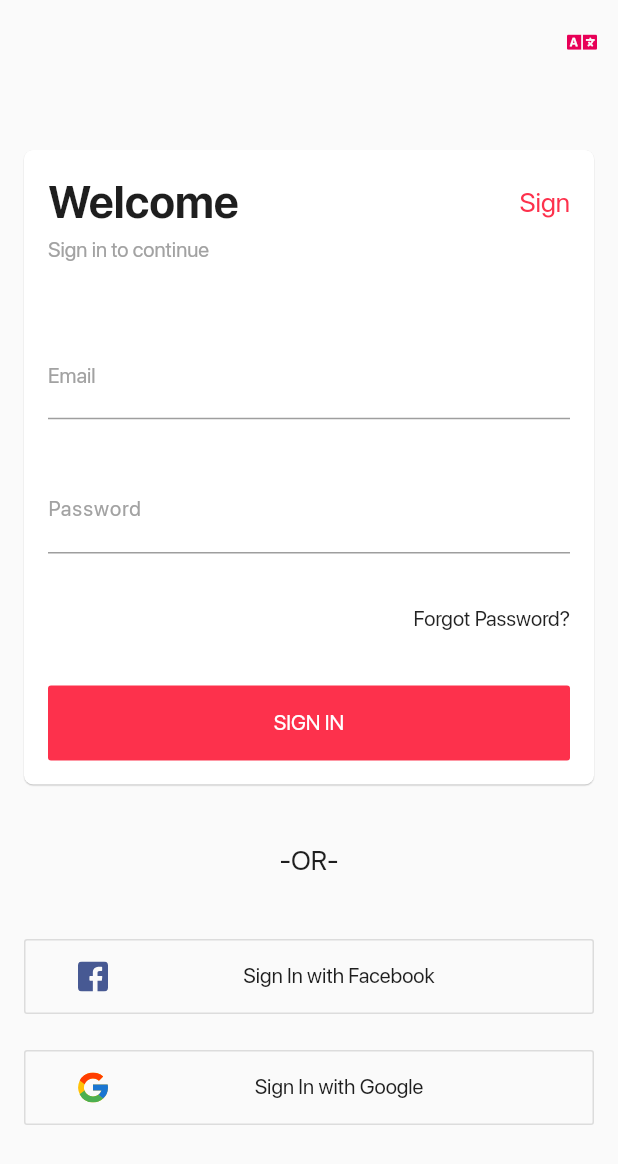
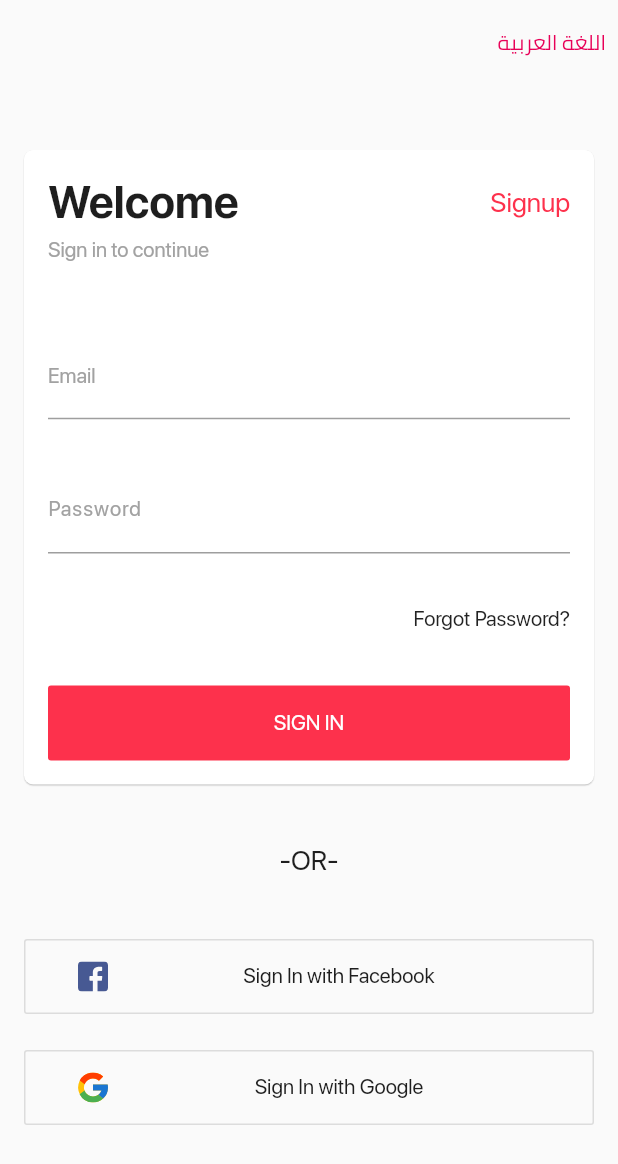
Before and after one commit to bashar963/e_commerce_alwalla, a Flutter app: the screen it shows after launch, on a phone screen of 412 x 824 dp. Shown: the top 1164 px of the screen. Run offline on Flutter 3.47's test engine with Material 2 defaults, Android fonts, the phone set to English and light mode, and no system bars; our stand-ins replace auto_size_text, cached_network_image, carousel_pro, chopper, flutter_svg, flutter_xlider and 4 more; missing offline and left inert: slide_item; accounts and stored records are empty; generated files the repository leaves out were written again; network calls fail; project files that could hold a hidden picture were left out.

```diff
--- a/lib/l10n/intl_ar.arb
+++ b/lib/l10n/intl_ar.arb
@@ -1,5 +1,6 @@
 {
   "@@locale": "ar",
+  "go_lang": "English",
   "welcome": "اهلا",
   "sign_in_to_continue": "قم بتسجيل الدخول",
   "email": "البريد الإلكتروني",
@@ -11,6 +12,8 @@
   "sign_in_facebook": "تسجيل الدخول بـ Facebook",
   "sign_in_google": "تسجيل الدخول بـ Google",
   "or": "-او-",
+  "re_password": "تأكيد كلمة السر",
+  "password_not_same": "كلمة السر غير متطابقة",
   "explore": "تصفح",
   "cart": "السلة",
   "account": "حسابي",
--- a/lib/l10n/intl_en.arb
+++ b/lib/l10n/intl_en.arb
@@ -1,6 +1,6 @@
 {
   "@@locale": "en",
-
+  "go_lang": "اللغة العربية",
   "welcome": "Welcome",
   "sign_in_to_continue": "Sign in to continue",
   "email": "Email",
@@ -8,7 +8,9 @@
   "name": "Name",
   "forgot_password": "Forgot Password?",
   "sign_in": "SIGN IN",
-  "sign_up": "Sign",
+  "sign_up": "Signup",
+  "re_password": "Confirm Password",
+  "password_not_same": "passwords are not same",
   "sign_in_facebook": "Sign In with Facebook",
   "sign_in_google": "Sign In with Google",
   "or": "-OR-",
--- a/lib/main.dart
+++ b/lib/main.dart
@@ -62,7 +62,7 @@ class _MyAppState extends State<MyApp> {
             supportedLocales: AppLocalizationDelegate().supportedLocales,
             locale: Get.deviceLocale,
             debugShowCheckedModeBanner: false,
-            theme: appTheme,
+            theme: AppPreference.appLanguage == 'en' ? appTheme : appThemeAr,
             home: SplashScreen(),
           );
         },
--- a/lib/screen/login/login_screen.dart
+++ b/lib/screen/login/login_screen.dart
@@ -30,12 +30,7 @@ class _LoginScreenState extends State<LoginScreen> {
         elevation: 0,
         brightness: Brightness.light,
         actions: [
-          IconButton(
-              icon: FaIcon(
-                FontAwesomeIcons.language,
-                color: Theme.of(context).accentColor,
-                size: 16,
-              ),
+          TextButton(
             onPressed: () {
               if (AppPreference.appLanguage == 'en') {
                 Provider.of<AppLanguage>(context, listen: false)
@@ -48,7 +43,13 @@ class _LoginScreenState extends State<LoginScreen> {
                 AppPreference.appLanguage = 'en';
                 Get.locale = Locale('en');
               }
-              })
+            },
+            child: Text(
+              S.of(context).go_lang,
+              style: TextStyle(
+                  fontFamily: 'Cairo', color: Theme.of(context).accentColor),
+            ),
+          )
         ],
       ),
       body: Stack(
@@ -177,6 +178,7 @@ class _LoginScreenState extends State<LoginScreen> {
                       decoration: InputDecoration(
                         labelText: S.of(context).password,
                         errorText: _passwordError,
+                        errorMaxLines: 2,
                         labelStyle: subTextStyle.copyWith(
                           letterSpacing: 0.7,
                         ),
--- a/lib/theme/app_theme.dart
+++ b/lib/theme/app_theme.dart
@@ -24,7 +24,15 @@ final appTheme = ThemeData(
     brightness: Brightness.light,
     canvasColor: whiteColor,
     scaffoldBackgroundColor: backgroundColor);
-
+final appThemeAr = ThemeData(
+    fontFamily: "Cairo",
+    accentColor: colorAccent,
+    primaryColor: colorPrimary,
+    visualDensity: VisualDensity.adaptivePlatformDensity,
+    primaryColorDark: colorPrimaryDark,
+    brightness: Brightness.light,
+    canvasColor: whiteColor,
+    scaffoldBackgroundColor: backgroundColor);
 const mainTextStyle =
     TextStyle(fontWeight: FontWeight.w800, fontSize: 18, color: mainTextColor);
 const subTextStyle =
```
Also changed, not shown: lib/screen/home/home_tab/home_tab_screen.dart (+42 -38 lines), lib/screen/sign_up/sign_up_screen.dart (+45 -2 lines), pubspec.yaml (+10 -0 lines), assets/fonts/Cairo-Bold.ttf (added), assets/fonts/Cairo-Light.ttf (added), assets/fonts/Cairo-Regular.ttf (added), lib/generated/intl/messages_ar.dart, lib/generated/intl/messages_en.dart, lib/generated/l10n.dart. Lines whose indentation alone changed are shown as unchanged.
